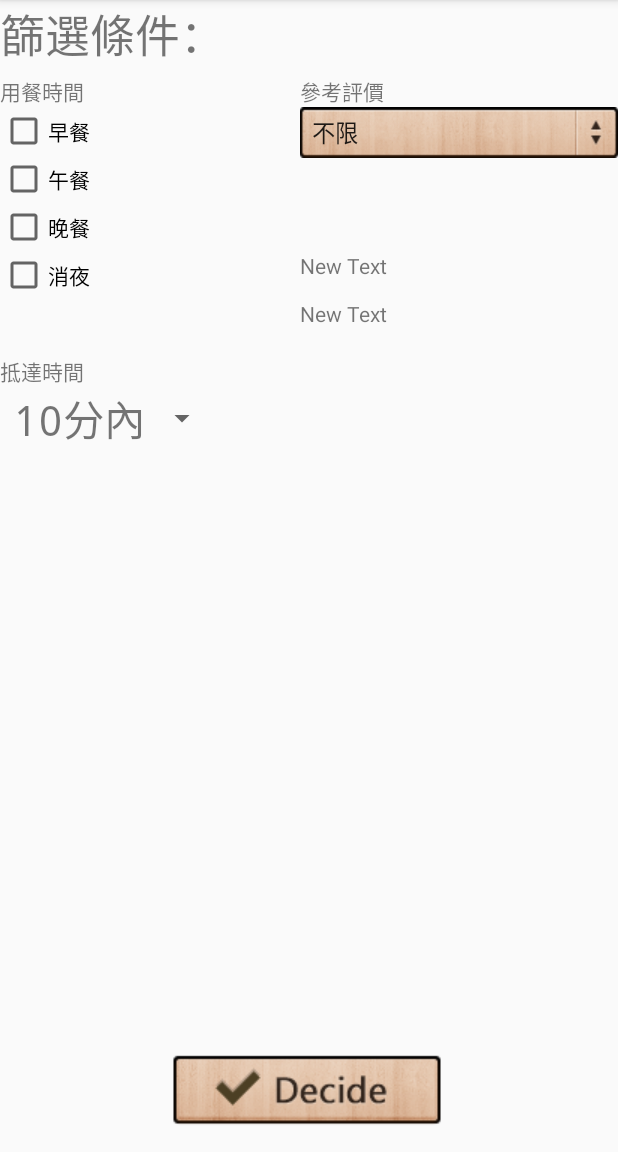
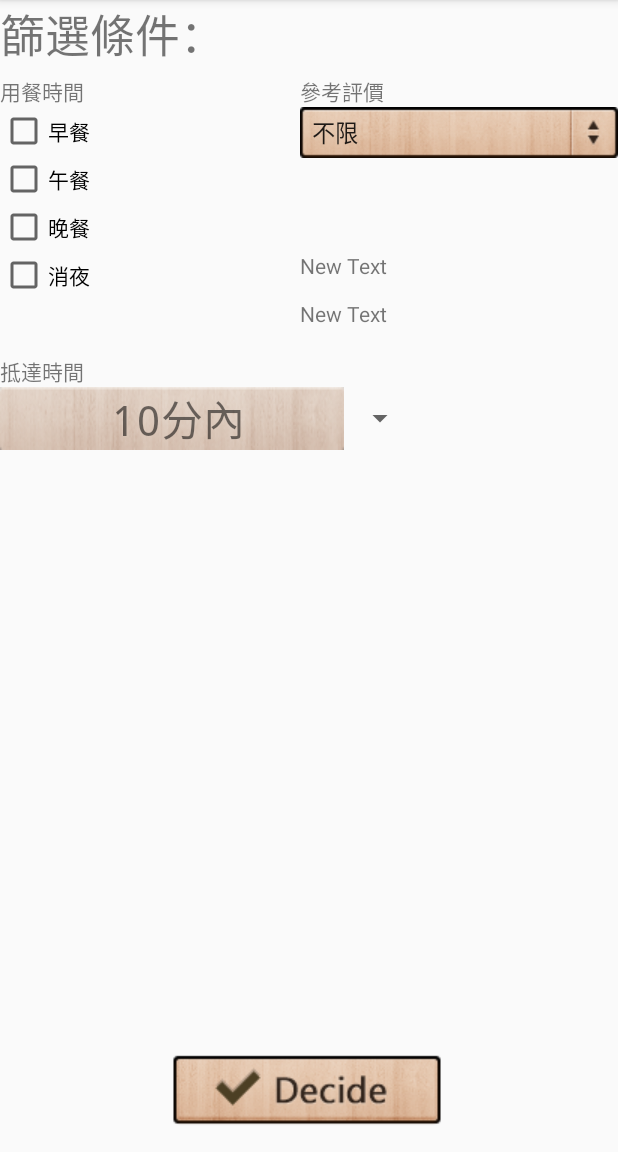
Before and after one commit to yaya0805/What_to_Eat, an Android app: the fragment DecisionFragment shown on its own in the app's theme, on a phone screen of 412 x 824 dp, the part 84-1236 px from its top. Run offline under Robolectric (Android 15) with nearby library versions, the phone set to English and light mode, and no system bars; network calls fail.

Commit message:
try spinner

```diff
--- a/app/src/main/res/layout/myspinner.xml
+++ b/app/src/main/res/layout/myspinner.xml
@@ -6,6 +6,7 @@
     android:ellipsize="marquee"
     android:gravity="center"
     android:paddingLeft="8dip"
+    android:background="@drawable/inside"
     android:singleLine="true"
     android:textSize="28sp"
     android:typeface="monospace">
```
Also changed, not shown: app/src/main/res/drawable/inside.png (added), app/src/main/res/drawable/spin.png.
